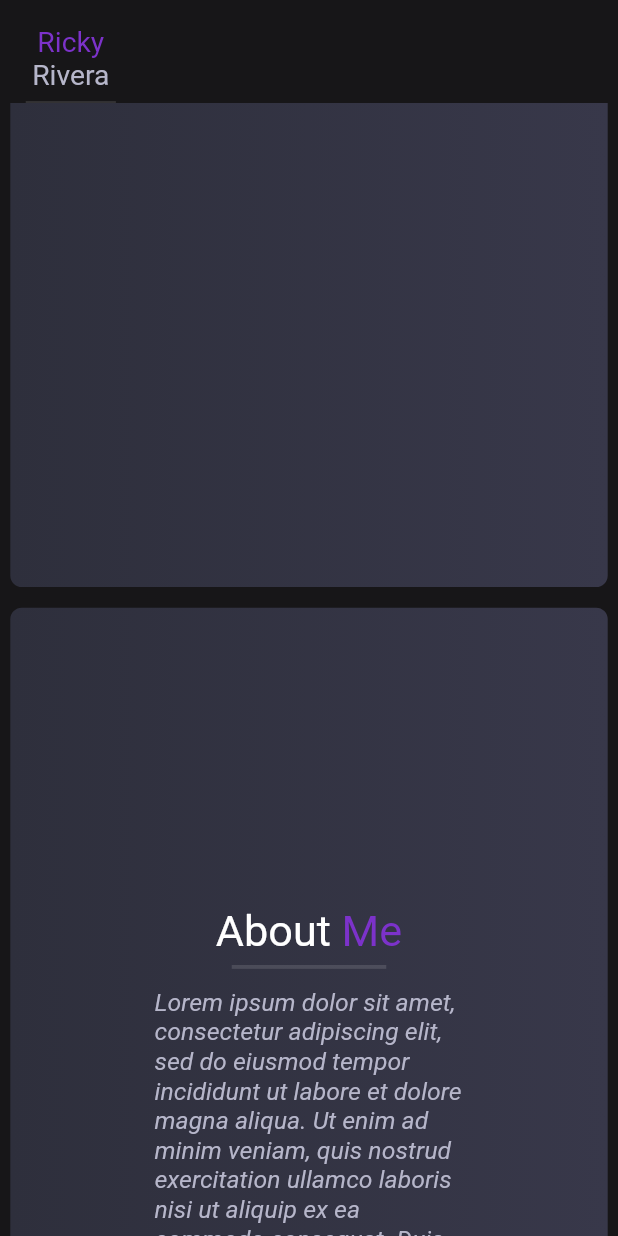
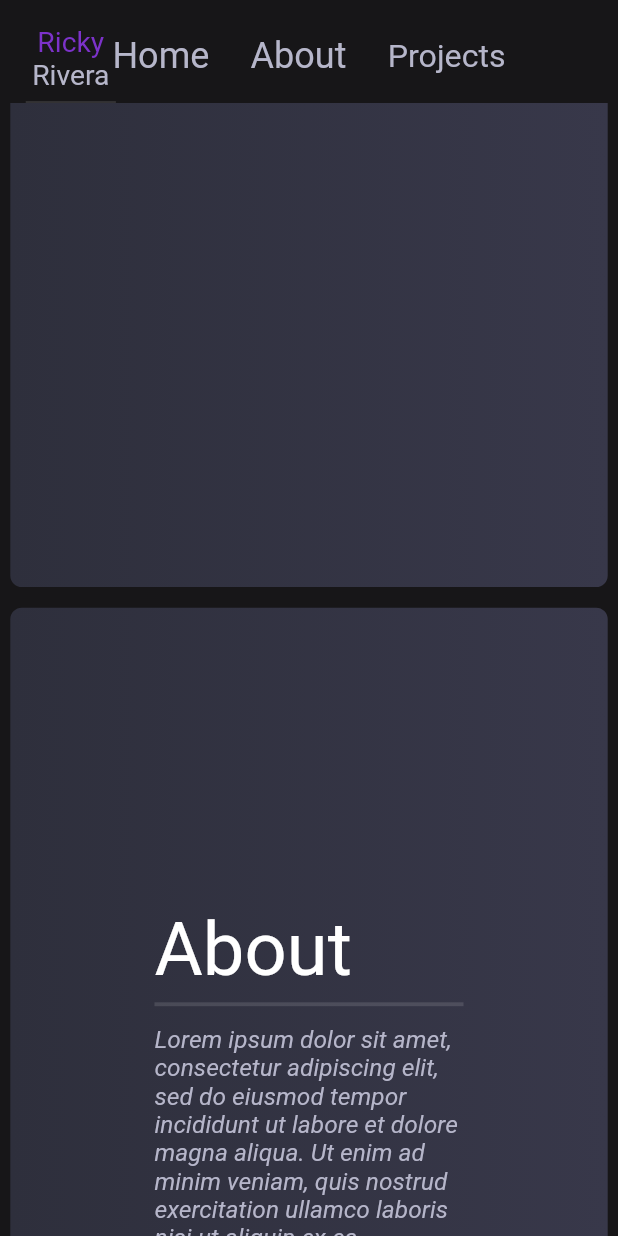
Before and after one commit to Tsrif/PortfolioSite, a Flutter app: the screen it shows after launch, scrolled down 576 dp, on a phone screen of 412 x 824 dp. Run offline on Flutter 3.47's test engine with Material 2 defaults, Android fonts, the light colour scheme and no system bars; drawn by our look-alikes of auto_size_text, scrollable_positioned_list; our stand-ins replace animated_text_kit, google_fonts, responsive_framework, simple_animations, supercharged; missing offline and left inert: dart:html.

Commit message:
resize some text

```diff
--- a/lib/portfolio.dart
+++ b/lib/portfolio.dart
@@ -150,22 +150,22 @@
 
 _createHome(BuildContext context) {
   TextStyle headerStyle = TextStyle(
-      color: Colors.white, fontSize: SizeConfig.safeBlockHorizontal * 7);
+      color: Colors.white, fontSize: SizeConfig.safeBlockHorizontal * 10);
   TextStyle headerStyle2 = TextStyle(
       color: GlobalTheme.primaryPurple,
-      fontSize: SizeConfig.safeBlockHorizontal * 7);
+      fontSize: SizeConfig.safeBlockHorizontal * 10);
   TextStyle bodyStyle = TextStyle(
       color: GlobalTheme.mutedWhite,
       fontStyle: FontStyle.italic,
-      fontSize: SizeConfig.safeBlockHorizontal * 2.8);
+      fontSize: SizeConfig.safeBlockHorizontal * 3.8);
   TextStyle animatedText = TextStyle(
       color: GlobalTheme.primaryPurple,
       fontStyle: FontStyle.italic,
-      fontSize: SizeConfig.safeBlockHorizontal * 2.8);
+      fontSize: SizeConfig.safeBlockHorizontal * 3.8);
   TextStyle barStyle = TextStyle(
       color: GlobalTheme.mutedWhite,
       fontWeight: FontWeight.bold,
-      fontSize: SizeConfig.safeBlockHorizontal * 2.8);
+      fontSize: SizeConfig.safeBlockHorizontal * 3.8);
 
 //This whole thing is confusing and hard to look at
 //There's gotta be an easier way to make this happen with not as ugly code
@@ -190,7 +190,7 @@
         ),
         Transform.translate(
           offset: Offset(SizeConfig.safeBlockHorizontal * 0.3,
-              SizeConfig.safeBlockHorizontal * 5),
+              SizeConfig.safeBlockHorizontal * 7),
           child: Row(
             crossAxisAlignment: CrossAxisAlignment.start,
             children: [
@@ -205,8 +205,8 @@
           ),
         ),
         Transform.translate(
-            offset: Offset(SizeConfig.safeBlockHorizontal * 3.5,
-                SizeConfig.safeBlockHorizontal * 5),
+            offset: Offset(SizeConfig.safeBlockHorizontal * 4.5,
+                SizeConfig.safeBlockHorizontal * 7),
             child: Row(
               crossAxisAlignment: CrossAxisAlignment.start,
               children: [
@@ -235,13 +235,13 @@
 
 _createAbout(BuildContext context) {
   TextStyle headerStyle = TextStyle(
-      color: Colors.white, fontSize: SizeConfig.safeBlockHorizontal * 7);
+      color: Colors.white, fontSize: SizeConfig.safeBlockHorizontal * 14);
   TextStyle headerStyle2 = TextStyle(
       color: GlobalTheme.primaryPurple,
-      fontSize: SizeConfig.safeBlockHorizontal * 7);
+      fontSize: SizeConfig.safeBlockHorizontal * 14);
   TextStyle bodyStyle = TextStyle(
       color: GlobalTheme.mutedWhite,
-      fontSize: SizeConfig.safeBlockHorizontal * 4,
+      fontSize: SizeConfig.safeBlockHorizontal * 7,
       fontStyle: FontStyle.italic);
 
   return SizedBox(
@@ -264,7 +264,7 @@
         Padding(
           padding: const EdgeInsets.only(bottom: 8.0),
           child: SizedBox(
-              width: SizeConfig.blockSizeHorizontal * 25,
+              width: SizeConfig.blockSizeHorizontal * 50,
               child: Divider(thickness: 3)),
         ),
         Expanded(
```
